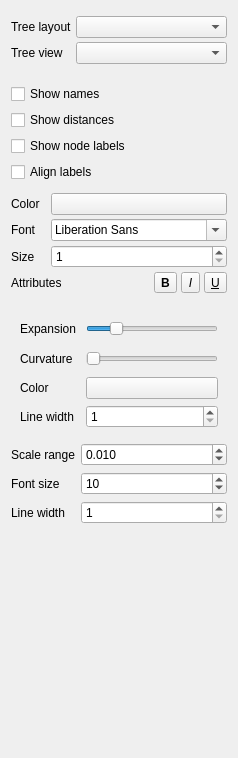
Before: the Qt Designer form src/corelibs/U2View/src/ov_msa/phy_tree_tab/TreeOptionsWidget.ui in violethaze74/ugene, drawn with Qt 5.
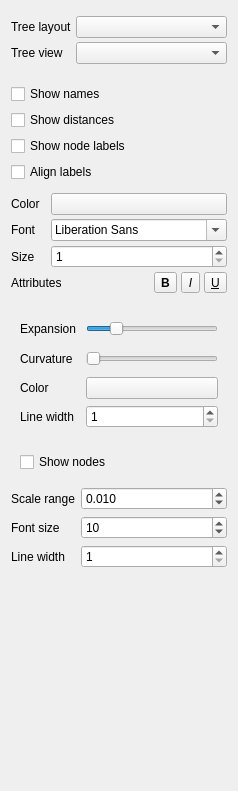
After: the same form once the commit is applied.

Commit message:
UGENE-7691. Support phy-tree visualization with no node buttons shown (#987)
* UGENE-7691. Support phy-tree visualization with no node buttons shown

* Minor code cleanup

What changed in the file:
```diff
--- a/src/corelibs/U2View/src/ov_msa/phy_tree_tab/TreeOptionsWidget.ui
+++ b/src/corelibs/U2View/src/ov_msa/phy_tree_tab/TreeOptionsWidget.ui
@@ -10,7 +10,7 @@
     <x>0</x>
     <y>0</y>
     <width>238</width>
-    <height>758</height>
+    <height>791</height>
    </rect>
   </property>
   <property name="sizePolicy">
@@ -422,6 +422,19 @@
      </layout>
     </widget>
    </item>
+   <item>
+    <widget class="QWidget" name="nodesGroup" native="true">
+     <layout class="QVBoxLayout" name="verticalLayout">
+      <item>
+       <widget class="QCheckBox" name="showNodeShapeCheck">
+        <property name="text">
+         <string>Show nodes</string>
+        </property>
+       </widget>
+      </item>
+     </layout>
+    </widget>
+   </item>
    <item>
     <widget class="QWidget" name="scalebarGroup" native="true">
      <layout class="QGridLayout" name="gridLayout_2">
```
The commit also changes 9 other files.
